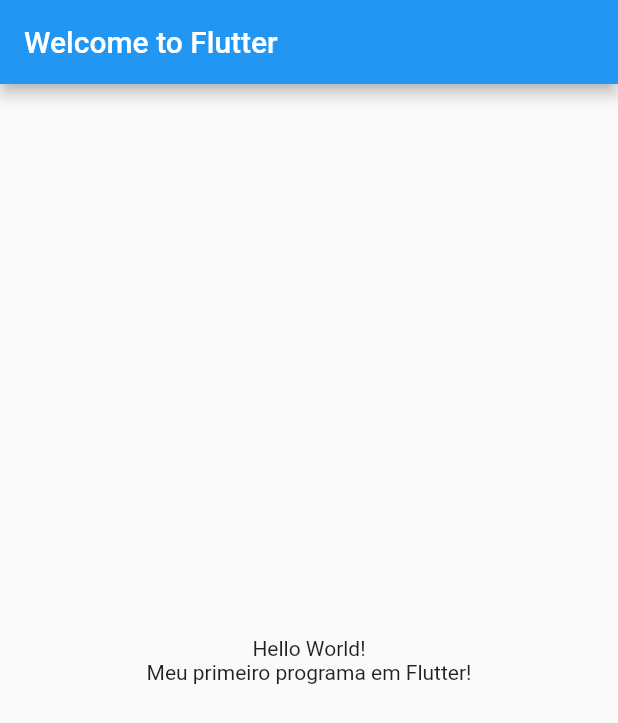
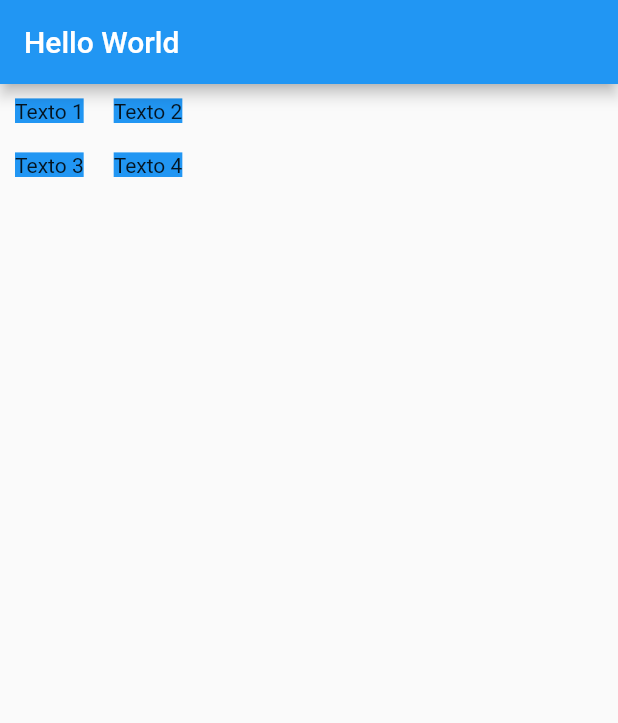
Before and after one commit to paulomenezes/flutter, a Flutter app: the screen it shows after launch, on a phone screen of 412 x 824 dp. Shown: the top 723 px of the screen. Run offline on Flutter 3.47's test engine with Material 2 defaults, Android fonts, the phone set to English and light mode, and no system bars.

Commit message:
exercice 7

```diff
--- a/hello_world/lib/main.dart
+++ b/hello_world/lib/main.dart
@@ -1,109 +1,45 @@
 import 'package:flutter/material.dart';
 
 void main() {
-  runApp(const MyApp());
+  runApp(MaterialApp(
+      title: 'Flutter Start',
+      home: Scaffold(
+        appBar: AppBar(
+          title: const Text("Hello World"),
+        ),
+        body: Container(
+            alignment: Alignment.center,
+            child: Column(
+              children: [
+                Row(children: [
+                  Container(
+                      child: const Text(
+                        "Texto 1",
+                        style: TextStyle(backgroundColor: Colors.blue),
+                      ),
+                      padding: const EdgeInsets.all(10)),
+                  Container(
+                      child: const Text(
+                        "Texto 2",
+                        style: TextStyle(backgroundColor: Colors.blue),
+                      ),
+                      padding: const EdgeInsets.all(10)),
+                ]),
+                Row(children: [
+                  Container(
+                      child: const Text(
+                        "Texto 3",
+                        style: TextStyle(backgroundColor: Colors.blue),
+                      ),
+                      padding: const EdgeInsets.all(10)),
+                  Container(
+                      child: const Text(
+                        "Texto 4",
+                        style: TextStyle(backgroundColor: Colors.blue),
+                      ),
+                      padding: const EdgeInsets.all(10)),
+                ]),
+              ],
+            )),
+      )));
 }
-
-class MyApp extends StatelessWidget {
-  const MyApp({Key? key}) : super(key: key);
-
-  // This widget is the root of your application.
-  @override
-  Widget build(BuildContext context) {
-    return MaterialApp(
-      title: 'Flutter Start',
-      theme: ThemeData(
-        // This is the theme of your application.
-        //
-        // Try running your application with "flutter run". You'll see the
-        // application has a blue toolbar. Then, without quitting the app, try
-        // changing the primarySwatch below to Colors.green and then invoke
-        // "hot reload" (press "r" in the console where you ran "flutter run",
-        // or simply save your changes to "hot reload" in a Flutter IDE).
-        // Notice that the counter didn't reset back to zero; the application
-        // is not restarted.
-        primarySwatch: Colors.blue,
-      ),
-      home: const MyHomePage(title: 'Welcome to Flutter'),
-    );
-  }
-}
-
-class MyHomePage extends StatefulWidget {
-  const MyHomePage({Key? key, required this.title}) : super(key: key);
-
-  // This widget is the home page of your application. It is stateful, meaning
-  // that it has a State object (defined below) that contains fields that affect
-  // how it looks.
-
-  // This class is the configuration for the state. It holds the values (in this
-  // case the title) provided by the parent (in this case the App widget) and
-  // used by the build method of the State. Fields in a Widget subclass are
-  // always marked "final".
-
-  final String title;
-
-  @override
-  State<MyHomePage> createState() => _MyHomePageState();
-}
-
-class _MyHomePageState extends State<MyHomePage> {
-  int _counter = 0;
-
-  void _incrementCounter() {
-    setState(() {
-      // This call to setState tells the Flutter framework that something has
-      // changed in this State, which causes it to rerun the build method below
-      // so that the display can reflect the updated values. If we changed
-      // _counter without calling setState(), then the build method would not be
-      // called again, and so nothing would appear to happen.
-      _counter++;
-    });
-  }
-
-  @override
-  Widget build(BuildContext context) {
-    // This method is rerun every time setState is called, for instance as done
-    // by the _incrementCounter method above.
-    //
-    // The Flutter framework has been optimized to make rerunning build methods
-    // fast, so that you can just rebuild anything that needs updating rather
-    // than having to individually change instances of widgets.
-    return Scaffold(
-      appBar: AppBar(
-        // Here we take the value from the MyHomePage object that was created by
-        // the App.build method, and use it to set our appbar title.
-        title: Text(widget.title),
-      ),
-      body: Center(
-        // Center is a layout widget. It takes a single child and positions it
-        // in the middle of the parent.
-        child: Column(
-          // Column is also a layout widget. It takes a list of children and
-          // arranges them vertically. By default, it sizes itself to fit its
-          // children horizontally, and tries to be as tall as its parent.
-          //
-          // Invoke "debug painting" (press "p" in the console, choose the
-          // "Toggle Debug Paint" action from the Flutter Inspector in Android
-          // Studio, or the "Toggle Debug Paint" command in Visual Studio Code)
-          // to see the wireframe for each widget.
-          //
-          // Column has various properties to control how it sizes itself and
-          // how it positions its children. Here we use mainAxisAlignment to
-          // center the children vertically; the main axis here is the vertical
-          // axis because Columns are vertical (the cross axis would be
-          // horizontal).
-          mainAxisAlignment: MainAxisAlignment.center,
-          children: const <Widget>[
-            Text(
-              'Hello World!',
-            ),
-            Text(
-              'Meu primeiro programa em Flutter!'
-            ),
-          ],
-        ),
-      ),
-    );
-  }
-}
```
